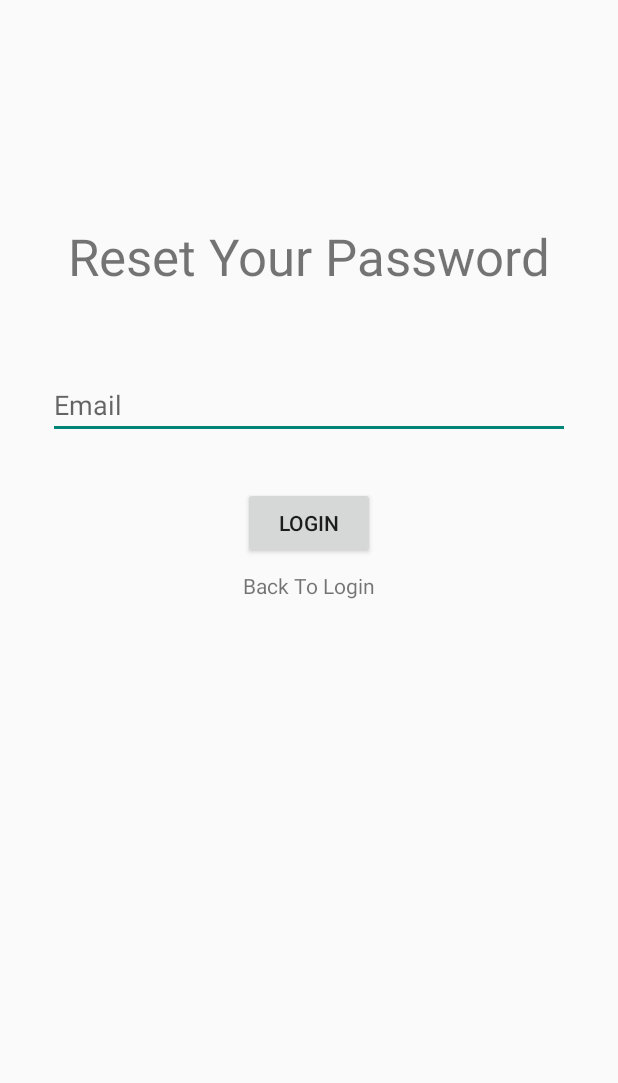
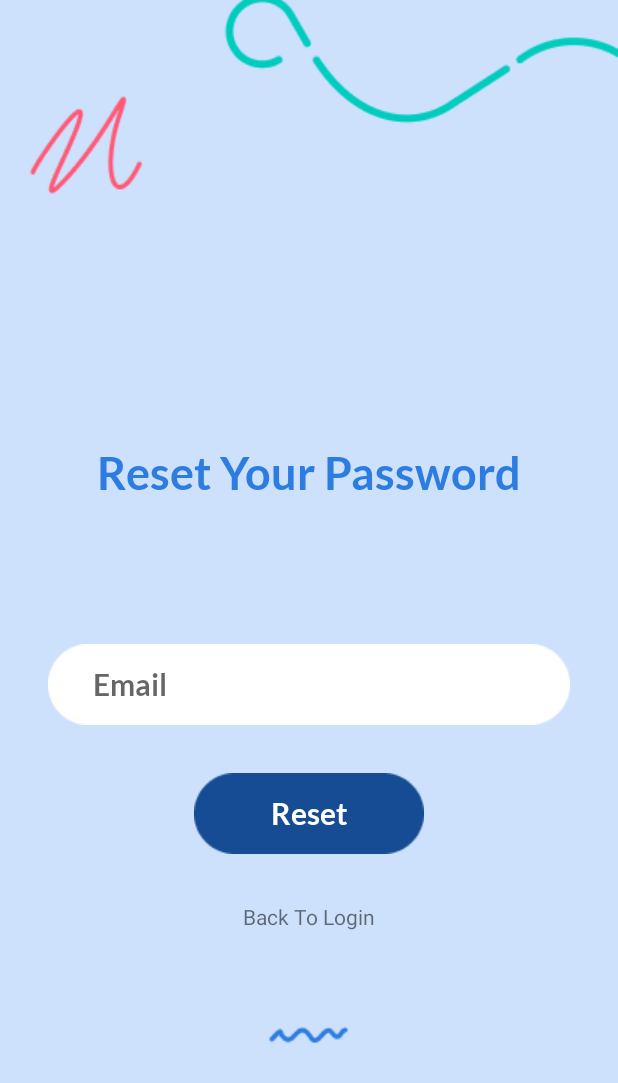
Before and after one commit to chebbi603/droiday, an Android app: the layout activity_password_reset.xml on its own in the app's theme, with its tools: preview values and no code run, on a phone screen of 412 x 824 dp. Shown: the top 1083 px of the screen. Run offline under Robolectric (Android 15) with nearby library versions, the phone set to English and light mode, and no system bars.

Commit message:
v1.0.0.2

```diff
--- a/app/src/main/java/com/autofill/droiday/ResourcesActivity.java
+++ b/app/src/main/java/com/autofill/droiday/ResourcesActivity.java
@@ -15,11 +15,12 @@ import android.view.ViewGroup;
 import android.widget.ArrayAdapter;
 import android.widget.Button;
 import android.widget.ImageView;
+import android.widget.ListView;
 import android.widget.TextView;
 
 
 public class ResourcesActivity extends AppCompatActivity {
-
+    ListView listView;
     @Override
     protected void onCreate(Bundle savedInstanceState) {
         super.onCreate(savedInstanceState);
@@ -33,12 +34,12 @@ public class ResourcesActivity extends AppCompatActivity {
         Button exam = (Button) findViewById(R.id.exams_btn);
         Button series = (Button) findViewById(R.id.series_btn);
         Button return_btn = (Button) findViewById(R.id.return_btn);
+        listView = (ListView) findViewById(R.id.listview);
         title.setText("");
         manuels.setVisibility(View.VISIBLE);
         exam.setVisibility(View.VISIBLE);
         series.setVisibility(View.VISIBLE);
         return_btn.setVisibility(View.INVISIBLE);
-
         return_btn.setOnClickListener(new View.OnClickListener() {
             @Override
             public void onClick(View view) {
--- a/app/src/main/res/layout/activity_login.xml
+++ b/app/src/main/res/layout/activity_login.xml
@@ -65,9 +65,9 @@
         android:ems="10"
         android:background="@drawable/field"
         android:fontFamily="@font/lato_bold"
-        android:hint="Email"
         android:paddingLeft="30dp"
         android:textSize="20sp"
+        android:hint="Email"
         android:inputType="textEmailAddress"
         app:layout_constraintEnd_toEndOf="parent"
         app:layout_constraintStart_toStartOf="parent"
@@ -109,9 +109,9 @@
         android:layout_width="wrap_content"
         android:layout_height="wrap_content"
         android:layout_marginTop="54dp"
+        android:text="Log in"
         android:background="@drawable/btn1"
         android:fontFamily="@font/lato_bold"
-        android:text="Log in"
         android:textAllCaps="false"
         android:textColor="#FFFFFF"
         android:textSize="20sp"
--- a/app/src/main/res/layout/activity_password_reset.xml
+++ b/app/src/main/res/layout/activity_password_reset.xml
@@ -5,52 +5,82 @@
     android:id="@+id/layout"
     android:layout_width="match_parent"
     android:layout_height="match_parent"
+    android:background="#CDE1FC"
     tools:context=".PasswordResetActivity">
+
+    <ImageView
+        android:id="@+id/imageView"
+        android:layout_width="wrap_content"
+        android:layout_height="wrap_content"
+        android:src="@drawable/back2"
+        app:layout_constraintEnd_toEndOf="parent"
+        app:layout_constraintTop_toTopOf="parent" />
 
     <TextView
         android:id="@+id/ResetText"
         android:layout_width="wrap_content"
         android:layout_height="wrap_content"
+        android:layout_marginTop="200dp"
+        android:fontFamily="@font/lato_bold"
         android:text="Reset Your Password"
-        android:textSize="34sp"
-        app:layout_constraintBottom_toBottomOf="parent"
+        android:textColor="#2D7CE1"
+        android:textSize="30sp"
+        app:layout_constraintBottom_toTopOf="@+id/inpEmailReset"
         app:layout_constraintEnd_toEndOf="parent"
         app:layout_constraintStart_toStartOf="parent"
-        app:layout_constraintTop_toTopOf="parent"
-        app:layout_constraintVertical_bias="0.19" />
+        app:layout_constraintTop_toTopOf="parent" />
 
     <EditText
         android:id="@+id/inpEmailReset"
         android:layout_width="0dp"
         android:layout_height="wrap_content"
         android:layout_marginStart="32dp"
-        android:layout_marginTop="54dp"
         android:layout_marginEnd="32dp"
+        android:layout_marginBottom="32dp"
+        android:background="@drawable/field"
         android:ems="10"
+        android:fontFamily="@font/lato_bold"
         android:hint="Email"
         android:inputType="textEmailAddress"
+        android:paddingLeft="30dp"
+        android:textSize="20sp"
+        app:layout_constraintBottom_toTopOf="@+id/resetBtn"
         app:layout_constraintEnd_toEndOf="parent"
-        app:layout_constraintStart_toStartOf="parent"
-        app:layout_constraintTop_toBottomOf="@+id/ResetText" />
+        app:layout_constraintStart_toStartOf="parent" />
 
     <Button
         android:id="@+id/resetBtn"
         android:layout_width="wrap_content"
         android:layout_height="wrap_content"
-        android:layout_marginTop="32dp"
-        android:text="Login"
+        android:layout_marginBottom="32dp"
+        android:background="@drawable/btn1"
+        android:fontFamily="@font/lato_bold"
+        android:text="Reset"
+        android:textAllCaps="false"
+        android:textColor="#FFFFFF"
+        android:textSize="20sp"
+        app:layout_constraintBottom_toTopOf="@+id/backBtn"
         app:layout_constraintEnd_toEndOf="parent"
-        app:layout_constraintStart_toStartOf="parent"
-        app:layout_constraintTop_toBottomOf="@+id/inpEmailReset" />
+        app:layout_constraintStart_toStartOf="parent" />
 
     <TextView
         android:id="@+id/backBtn"
         android:layout_width="wrap_content"
         android:layout_height="wrap_content"
-        android:layout_marginTop="8dp"
+        android:layout_marginBottom="64dp"
         android:text="Back To Login"
+        app:layout_constraintBottom_toTopOf="@+id/textView5"
         app:layout_constraintEnd_toEndOf="parent"
-        app:layout_constraintStart_toStartOf="parent"
-        app:layout_constraintTop_toBottomOf="@+id/resetBtn" />
+        app:layout_constraintStart_toStartOf="parent" />
+
+    <ImageView
+        android:id="@+id/textView5"
+        android:layout_width="wrap_content"
+        android:layout_height="wrap_content"
+        android:layout_marginBottom="128dp"
+        android:src="@drawable/designlineblue"
+        app:layout_constraintBottom_toBottomOf="parent"
+        app:layout_constraintEnd_toEndOf="parent"
+        app:layout_constraintStart_toStartOf="parent" />
 
 </androidx.constraintlayout.widget.ConstraintLayout>
--- a/app/src/main/res/layout/activity_resources.xml
+++ b/app/src/main/res/layout/activity_resources.xml
@@ -134,12 +134,30 @@
         app:layout_constraintStart_toStartOf="@+id/textView5"
         app:layout_constraintTop_toBottomOf="@+id/textView5" />
 
+    <ListView
+        android:id="@+id/listview"
+        android:layout_width="309dp"
+        android:layout_height="0dp"
+        android:layout_marginStart="32dp"
+        android:layout_marginTop="16dp"
+        android:layout_marginEnd="32dp"
+        android:layout_marginBottom="16dp"
+        android:elevation="0dp"
+        app:layout_constraintBottom_toTopOf="@+id/cal_but"
+        app:layout_constraintEnd_toEndOf="parent"
+        app:layout_constraintStart_toStartOf="parent"
+        app:layout_constraintTop_toBottomOf="@+id/title_res"
+        tools:foregroundGravity="center">
+
+    </ListView>
+
     <Button
         android:id="@+id/return_btn"
         android:layout_width="32dp"
         android:layout_height="47dp"
         android:text="R"
         app:layout_constraintStart_toStartOf="parent"
-        app:layout_constraintTop_toTopOf="@+id/title_res" />
+        app:layout_constraintTop_toTopOf="@+id/title_res"
+        tools:ignore="TouchTargetSizeCheck" />
 
 </androidx.constraintlayout.widget.ConstraintLayout>
--- a/app/src/main/res/layout/row.xml
+++ b/app/src/main/res/layout/row.xml
@@ -30,7 +30,7 @@
                 android:layout_marginTop="16dp"
                 android:elevation="5dp"
                 android:text="Job Interview"
-                android:textColor="#FF6A6A"
+                android:textColor="#FFF"
                 android:textSize="16sp"
                 app:layout_constraintStart_toStartOf="parent"
                 app:layout_constraintTop_toTopOf="@+id/backimg" />
```
